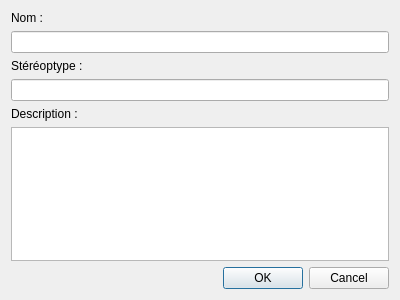
Qt form gui/dlgPackage.ui (CirdanTelrunya/silinde) before a commit.
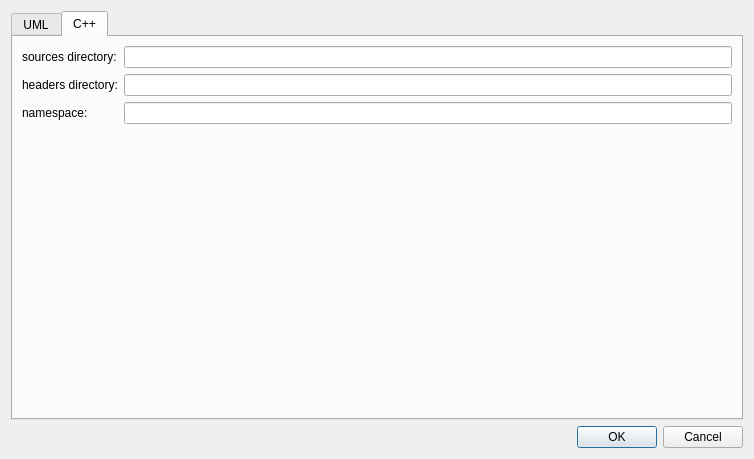
The same form after that commit. The open tabs and pages were chosen to show the change.

Commit message: Add class view ui

Patch:
```diff
--- a/gui/dlgPackage.ui
+++ b/gui/dlgPackage.ui
@@ -6,47 +6,109 @@
    <rect>
     <x>0</x>
     <y>0</y>
-    <width>400</width>
-    <height>300</height>
+    <width>754</width>
+    <height>459</height>
    </rect>
   </property>
   <property name="windowTitle">
    <string>Dialog</string>
   </property>
+  <layout class="QVBoxLayout" name="verticalLayout">
+   <item>
+    <widget class="QTabWidget" name="tabWidget">
+     <property name="currentIndex">
+      <number>0</number>
+     </property>
+     <widget class="QWidget" name="tabUML">
+      <attribute name="title">
+       <string>UML</string>
+      </attribute>
   <layout class="QVBoxLayout" name="verticalLayout_2">
    <item>
-    <layout class="QVBoxLayout" name="vblMain">
-     <item>
+        <layout class="QFormLayout" name="formLayout_2">
+         <item row="0" column="0">
       <widget class="QLabel" name="lblName">
        <property name="text">
-        <string>Nom :</string>
+            <string>name:</string>
        </property>
       </widget>
      </item>
-     <item>
+         <item row="0" column="1">
       <widget class="QLineEdit" name="ldtNom"/>
      </item>
-     <item>
+         <item row="1" column="0">
       <widget class="QLabel" name="lblStereotype">
        <property name="text">
-        <string>Stéréoptype :</string>
+            <string>stereotype:</string>
        </property>
       </widget>
      </item>
-     <item>
-      <widget class="QLineEdit" name="ldtStereotype"/>
-     </item>
-     <item>
+         <item row="1" column="1">
+          <widget class="QComboBox" name="cbxStereotype">
+           <property name="editable">
+            <bool>true</bool>
+           </property>
+          </widget>
+         </item>
+         <item row="2" column="0">
       <widget class="QLabel" name="lblDescription">
        <property name="text">
-        <string>Description :</string>
+            <string>description:</string>
        </property>
       </widget>
      </item>
-     <item>
+         <item row="3" column="0" colspan="2">
       <widget class="QPlainTextEdit" name="tdtDescription"/>
      </item>
     </layout>
+       </item>
+      </layout>
+     </widget>
+     <widget class="QWidget" name="tabCpp">
+      <attribute name="title">
+       <string>C++</string>
+      </attribute>
+      <layout class="QFormLayout" name="formLayout">
+       <item row="0" column="0">
+        <widget class="QLabel" name="lblSourcesDir">
+         <property name="text">
+          <string>sources directory:</string>
+         </property>
+        </widget>
+       </item>
+       <item row="0" column="1">
+        <widget class="QLineEdit" name="ldtSourcesDir">
+         <property name="sizePolicy">
+          <sizepolicy hsizetype="Expanding" vsizetype="Fixed">
+           <horstretch>0</horstretch>
+           <verstretch>0</verstretch>
+          </sizepolicy>
+         </property>
+        </widget>
+       </item>
+       <item row="1" column="0">
+        <widget class="QLabel" name="lblHeadersDir">
+         <property name="text">
+          <string>headers directory:</string>
+         </property>
+        </widget>
+       </item>
+       <item row="1" column="1">
+        <widget class="QLineEdit" name="ldtHeadersDir"/>
+       </item>
+       <item row="2" column="0">
+        <widget class="QLabel" name="lblNamespace">
+         <property name="text">
+          <string>namespace:</string>
+         </property>
+        </widget>
+       </item>
+       <item row="2" column="1">
+        <widget class="QLineEdit" name="ldtNamespace"/>
+       </item>
+      </layout>
+     </widget>
+    </widget>
    </item>
    <item>
     <widget class="QDialogButtonBox" name="buttonBox">
```
Lines whose indentation alone changed are shown as unchanged. The commit also changes 3 other files.
